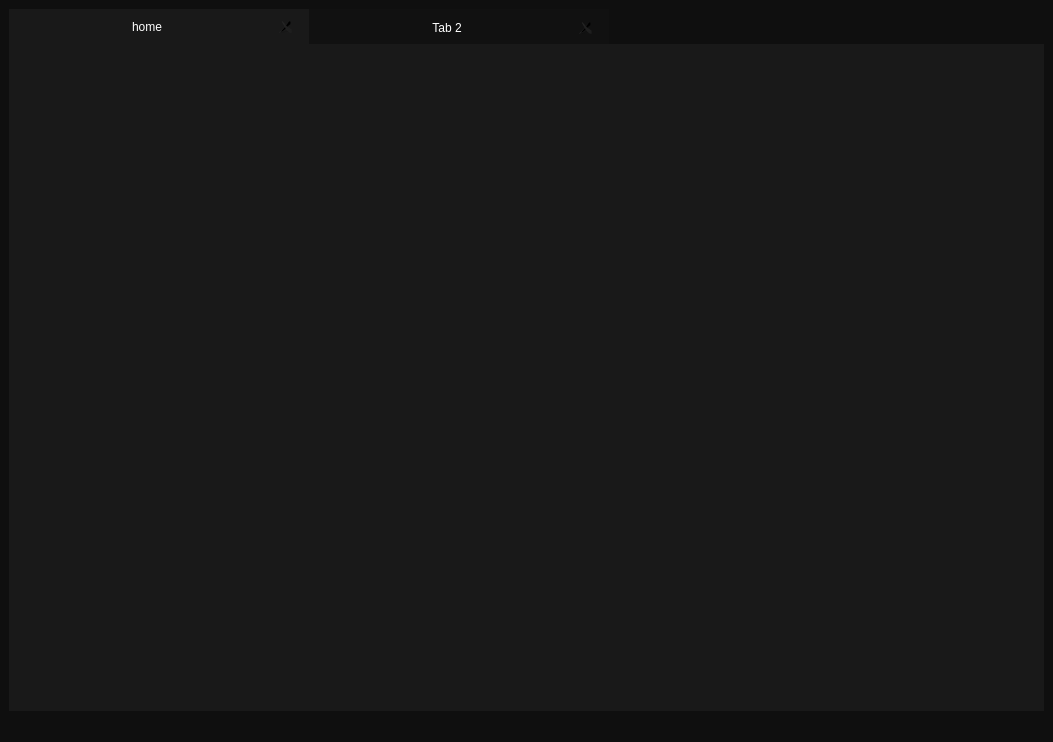
Above: mainwindow.ui from 0xangoone/DARB-browser before the change. Below: the same form after it.
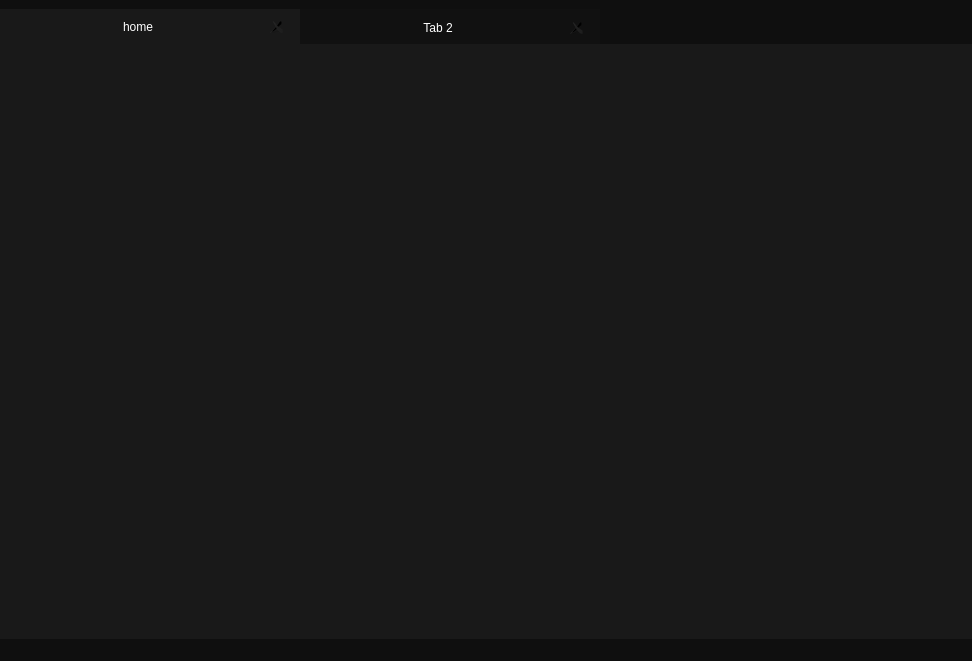
That is the form after the change. Icons and pictures are not drawn.

```diff
--- a/mainwindow.ui
+++ b/mainwindow.ui
@@ -6,8 +6,8 @@
    <rect>
     <x>0</x>
     <y>0</y>
-    <width>1053</width>
-    <height>742</height>
+    <width>972</width>
+    <height>661</height>
    </rect>
   </property>
   <property name="sizePolicy">
@@ -33,11 +33,35 @@
       border: 1px solid;
 }</string>
   </property>
+  <property name="documentMode">
+   <bool>false</bool>
+  </property>
   <property name="tabShape">
    <enum>QTabWidget::Rounded</enum>
   </property>
   <widget class="QWidget" name="centralwidget">
+   <property name="sizePolicy">
+    <sizepolicy hsizetype="Expanding" vsizetype="Expanding">
+     <horstretch>0</horstretch>
+     <verstretch>0</verstretch>
+    </sizepolicy>
+   </property>
    <layout class="QVBoxLayout" name="verticalLayout_2">
+    <property name="spacing">
+     <number>0</number>
+    </property>
+    <property name="sizeConstraint">
+     <enum>QLayout::SetDefaultConstraint</enum>
+    </property>
+    <property name="leftMargin">
+     <number>0</number>
+    </property>
+    <property name="rightMargin">
+     <number>0</number>
+    </property>
+    <property name="bottomMargin">
+     <number>0</number>
+    </property>
     <item>
      <layout class="QVBoxLayout" name="verticalLayout">
       <property name="sizeConstraint">
@@ -45,6 +69,9 @@
       </property>
       <item>
        <widget class="QTabWidget" name="tabWidget">
+        <property name="layoutDirection">
+         <enum>Qt::LeftToRight</enum>
+        </property>
         <property name="styleSheet">
          <string notr="true">QTabBar::tab:selected{
 	background:rgb(25,25,25);
```
Left out of the diff: 2 changed lines with no effect on the pictures.
